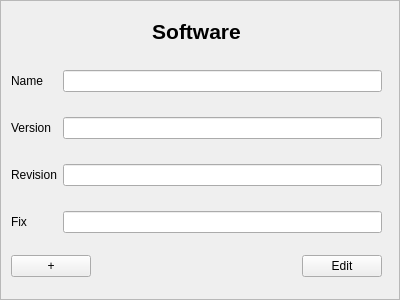
Qt form src/app/softwareinputarea.ui (jmuelbert/jmbde-QT) before a commit.
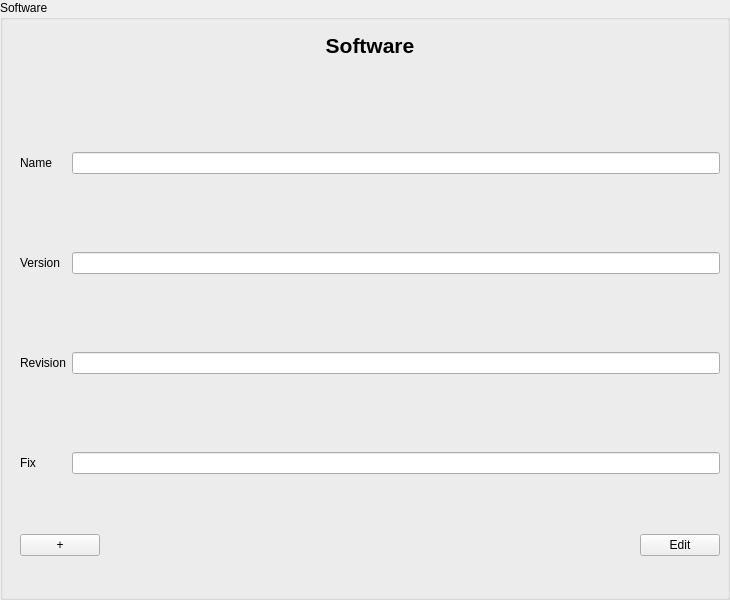
The same form after that commit.

Patch:
```diff
--- a/src/app/softwareinputarea.ui
+++ b/src/app/softwareinputarea.ui
@@ -1,37 +1,40 @@
 <?xml version="1.0" encoding="UTF-8"?>
 <ui version="4.0">
  <class>SoftwareInputArea</class>
- <widget class="QScrollArea" name="SoftwareInputArea">
+ <widget class="QGroupBox" name="SoftwareInputArea">
   <property name="geometry">
    <rect>
     <x>0</x>
     <y>0</y>
-    <width>400</width>
-    <height>300</height>
+    <width>730</width>
+    <height>600</height>
    </rect>
   </property>
   <property name="windowTitle">
    <string>ScrollArea</string>
   </property>
-  <property name="widgetResizable">
-   <bool>true</bool>
+ <property name="accessibleName">
+   <string>SoftwareInputDialog</string>
   </property>
-  <widget class="QWidget" name="scrollAreaWidgetContents">
+  <property name="title">
+   <string>Software</string>
+  </property>
+  <widget class="QWidget" name="formLayoutWidget" native="true">
    <property name="geometry">
     <rect>
-     <x>0</x>
-     <y>0</y>
-     <width>398</width>
-     <height>298</height>
+     <x>10</x>
+     <y>30</y>
+     <width>730</width>
+     <height>600</height>
     </rect>
    </property>
-   <widget class="QWidget" name="verticalLayoutWidget">
+   <widget class="QWidget" name="verticalLayoutWidget_Header">
     <property name="geometry">
      <rect>
       <x>10</x>
-      <y>10</y>
-      <width>371</width>
-      <height>41</height>
+      <y>0</y>
+      <width>700</width>
+      <height>30</height>
      </rect>
     </property>
     <layout class="QVBoxLayout" name="verticalLayout">
@@ -54,13 +57,52 @@
      </item>
     </layout>
    </widget>
+   <widget class="QWidget" name="verticalLayoutWidget_Buttons">
+    <property name="geometry">
+     <rect>
+      <x>10</x>
+      <y>500</y>
+      <width>700</width>
+      <height>30</height>
+     </rect>
+    </property>
+    <layout class="QHBoxLayout" name="horizontalLayout">
+     <item>
+      <widget class="QPushButton" name="pushButton_Add">
+       <property name="text">
+        <string>+</string>
+       </property>
+      </widget>
+     </item>
+     <item>
+      <spacer name="horizontalSpacer">
+       <property name="orientation">
+        <enum>Qt::Horizontal</enum>
+       </property>
+       <property name="sizeHint" stdset="0">
+        <size>
+         <width>40</width>
+         <height>20</height>
+        </size>
+       </property>
+      </spacer>
+     </item>
+     <item>
+      <widget class="QPushButton" name="pushButton_EditFinish">
+       <property name="text">
+        <string>Edit</string>
+       </property>
+      </widget>
+     </item>
+    </layout>
+   </widget>
    <widget class="QWidget" name="gridLayoutWidget">
     <property name="geometry">
      <rect>
       <x>10</x>
       <y>50</y>
-      <width>371</width>
-      <height>201</height>
+      <width>700</width>
+      <height>470</height>
      </rect>
     </property>
     <layout class="QGridLayout" name="gridLayout">
@@ -118,45 +160,6 @@
      </item>
     </layout>
    </widget>
-   <widget class="QWidget" name="verticalLayoutWidget_2">
-    <property name="geometry">
-     <rect>
-      <x>10</x>
-      <y>249</y>
-      <width>371</width>
-      <height>32</height>
-     </rect>
-    </property>
-    <layout class="QHBoxLayout" name="horizontalLayout">
-     <item>
-      <widget class="QPushButton" name="pushButton_Add">
-       <property name="text">
-        <string>+</string>
-       </property>
-      </widget>
-     </item>
-     <item>
-      <spacer name="horizontalSpacer">
-       <property name="orientation">
-        <enum>Qt::Horizontal</enum>
-       </property>
-       <property name="sizeHint" stdset="0">
-        <size>
-         <width>40</width>
-         <height>20</height>
-        </size>
-       </property>
-      </spacer>
-     </item>
-     <item>
-      <widget class="QPushButton" name="pushButton_EditFinish">
-       <property name="text">
-        <string>Edit</string>
-       </property>
-      </widget>
-     </item>
-    </layout>
-   </widget>
   </widget>
  </widget>
  <tabstops>
```
Left out of the diff: 2 changed lines with no effect on the pictures.
